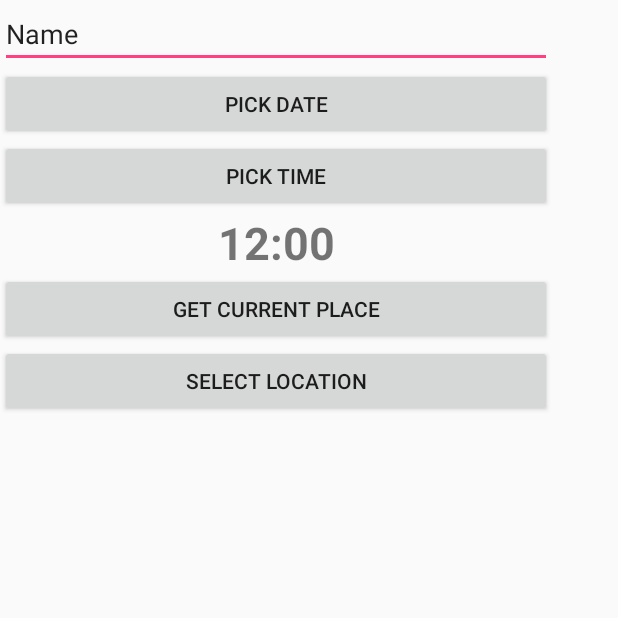
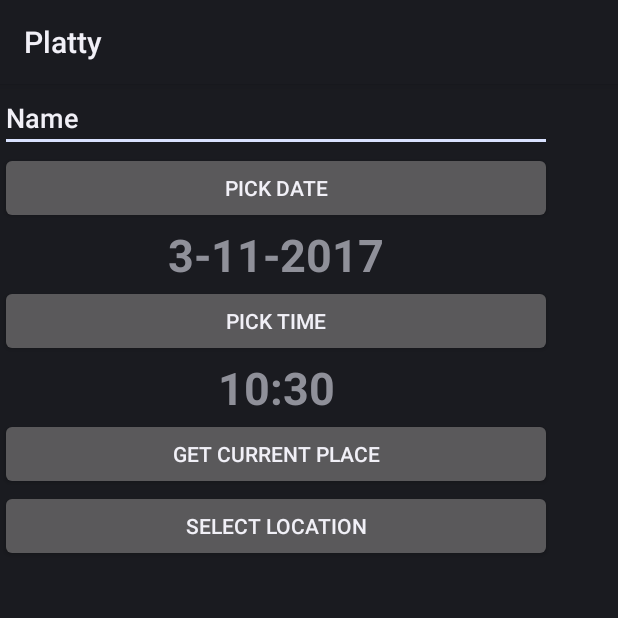
Before and after one commit to charlesh72/platty, an Android app: the screen it shows after launch (CreateEventActivity), after a tap on "CREATE EVENT", on a phone screen of 412 x 824 dp, the top half of it. Run offline under Robolectric (Android 15) with nearby library versions, the light colour scheme and no system bars; our stand-ins replace EventBus; libraries missing offline, so code that uses them is left out: com.facebook, com.facebook.login, com.parse, com.parse.interceptors, com.parse.ui; 9 statements that could not run were skipped.

Commit message:
date and time picker working. trying to load contacts into a fragment

```diff
--- a/app/build.gradle
+++ b/app/build.gradle
@@ -43,7 +43,7 @@
     compile 'com.google.android.gms:play-services-location:10.2.0'
     compile 'com.google.android.gms:play-services-maps:10.2.0'
     compile 'com.google.android.gms:play-services-places:10.2.0'
-    testCompile 'junit:junit:4.12'
     compile 'com.android.support.constraint:constraint-layout:1.0.2'
     compile 'org.greenrobot:eventbus:3.0.0'
+    testCompile 'junit:junit:4.12'
 }
--- a/app/src/main/java/com/beakon/platty/CreateEventActivity.java
+++ b/app/src/main/java/com/beakon/platty/CreateEventActivity.java
@@ -20,7 +20,7 @@
 public class CreateEventActivity extends Activity {
 
     private Event mEvent;
-    private TextView mEventTime;
+    private TextView mEventTime, mEventDate;
     private final int PLACE_PICKER_REQUEST = 1;
 
     @Override
@@ -29,7 +29,12 @@
         setContentView(R.layout.activity_create_event);
 
         mEvent = new Event();
+
         mEventTime = (TextView) findViewById(R.id.createEventTVTime);
+        mEventTime.setText(mEvent.getHour() + ":" + mEvent.getMinute());
+
+        mEventDate = (TextView) findViewById(R.id.createEventTVDate);
+        mEventDate.setText(mEvent.getMonth() + "-" + mEvent.getDay() + "-" + mEvent.getYear());
 
         Button getPlaceB = (Button) findViewById(R.id.createEventBGetPlace);
         getPlaceB.setOnClickListener(new View.OnClickListener() {
@@ -78,6 +83,7 @@
 
     @Subscribe
     public void onDatePickEvent(DatePickEvent event) {
+        mEventDate.setText((event.month + 1) + "-" + event.day + "-" + event.year);
         mEvent.setYear(event.year);
         mEvent.setMonth(event.month);
         mEvent.setDay(event.day);
--- a/app/src/main/java/com/beakon/platty/Event.java
+++ b/app/src/main/java/com/beakon/platty/Event.java
@@ -23,7 +23,7 @@
         c.get(Calendar.AM_PM);
 
         year = c.get(Calendar.YEAR);
-        month = c.get(Calendar.MONTH);
+        month = c.get(Calendar.MONTH) + 1;
         day = c.get(Calendar.DAY_OF_MONTH);
 
         mEventName = "defaultEventName";
@@ -84,7 +84,7 @@
     }
 
     public void setMonth(int month) {
-        this.month = month;
+        this.month = month + 1;
     }
 
     public int getDay() {
--- a/app/src/main/java/com/beakon/platty/MainActivity.java
+++ b/app/src/main/java/com/beakon/platty/MainActivity.java
@@ -75,11 +75,11 @@
                     @Override
                     public void done(ParseUser user, ParseException ex) {
                         if (user == null) {
-                            Log.d("MyApp", "Uh oh. The user cancelled the Facebook login.");
+                            Log.d("Platty", "Uh oh. The user cancelled the Facebook login.");
                         } else if (user.isNew()) {
-                            Log.d("MyApp", "User signed up and logged in through Facebook!");
+                            Log.d("Platty", "User signed up and logged in through Facebook!");
                         } else {
-                            Log.d("MyApp", "User logged in through Facebook!");
+                            Log.d("Platty", "User logged in through Facebook!");
                         }
                     }
                 });
@@ -100,7 +100,7 @@
                     user, MainActivity.this, permissions, new SaveCallback() {
                         @Override
                         public void done(ParseException e) {
-                            Log.d("EgoList", "Woohoo, user logged in with Facebook!");
+                            Log.d("Platty", "Woohoo, user logged in with Facebook!");
                         }
                     });
         }
@@ -112,7 +112,7 @@
             @Override
             public void done(ParseException e) {
                 if (e == null) {
-                    Log.d("EgoList", "The user is no longer associated with their Facebook account.");
+                    Log.d("Platty", "The user is no longer associated with their Facebook account.");
                 }
             }
         });
--- a/app/src/main/res/layout/activity_create_event.xml
+++ b/app/src/main/res/layout/activity_create_event.xml
@@ -25,6 +25,15 @@
             android:layout_height="wrap_content"
             android:onClick="showDatePickerDialog"
             android:text="Pick Date" />
+
+        <TextView
+            android:id="@+id/createEventTVDate"
+            android:layout_width="match_parent"
+            android:layout_height="wrap_content"
+            android:gravity="center_horizontal"
+            android:text="1-1-11"
+            android:textSize="30sp"
+            android:textStyle="bold" />
 
         <Button
             android:id="@+id/createEventBShowTimePicker"
--- a/app/src/main/res/values/colors.xml
+++ b/app/src/main/res/values/colors.xml
@@ -1,6 +1,6 @@
 <?xml version="1.0" encoding="utf-8"?>
 <resources>
-    <color name="colorPrimary">#3F51B5</color>
+    <color name="colorPrimary">#016bff</color>
     <color name="colorPrimaryDark">#303F9F</color>
     <color name="colorAccent">#FF4081</color>
 </resources>
--- /dev/null
+++ b/app/src/main/res/values/dimens.xml
@@ -0,0 +1,4 @@
+<?xml version="1.0" encoding="utf-8"?>
+<resources>
+    <dimen name="text_margin">16dp</dimen>
+</resources>
--- a/app/src/main/res/values/styles.xml
+++ b/app/src/main/res/values/styles.xml
@@ -1,7 +1,7 @@
 <resources>
 
     <!-- Base application theme. -->
-    <style name="AppTheme" parent="Theme.AppCompat.Light.DarkActionBar">
+    <style name="AppTheme" parent="Theme.AppCompat">
         <!-- Customize your theme here. -->
         <item name="colorPrimary">@color/colorPrimary</item>
         <item name="colorPrimaryDark">@color/colorPrimaryDark</item>
```
Also changed, not shown: app/src/main/AndroidManifest.xml (+12 -4 lines), app/src/main/java/com/beakon/platty/ContactsFragment.java (added, +154 -0 lines), app/src/main/java/com/beakon/platty/MyContactsRecyclerViewAdapter.java (added, +77 -0 lines), app/src/main/java/com/beakon/platty/dummy/DummyContent.java (added, +72 -0 lines), app/src/main/res/layout/fragment_contacts.xml (added, +20 -0 lines), app/src/main/res/layout/fragment_contacts_list.xml (added, +13 -0 lines), app/src/main/ic_launcher-web.png (added), app/src/main/res/mipmap-hdpi/ic_launcher.png, app/src/main/res/mipmap-mdpi/ic_launcher.png, app/src/main/res/mipmap-xhdpi/ic_launcher.png, app/src/main/res/mipmap-xxhdpi/ic_launcher.png, app/src/main/res/mipmap-xxxhdpi/ic_launcher.png.
